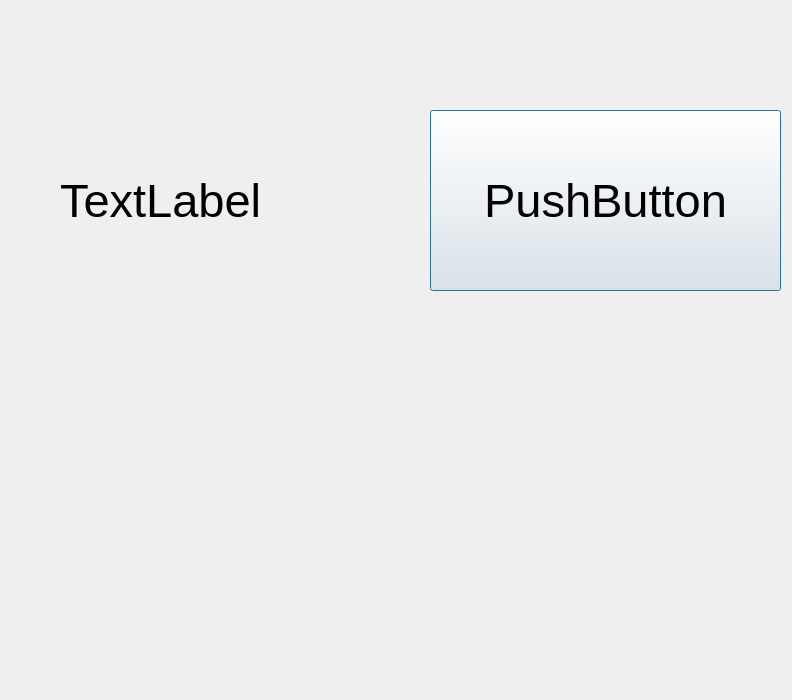
addinedu-ros-7th/iot-repo-3, file iot_project.ui: the form before one commit.
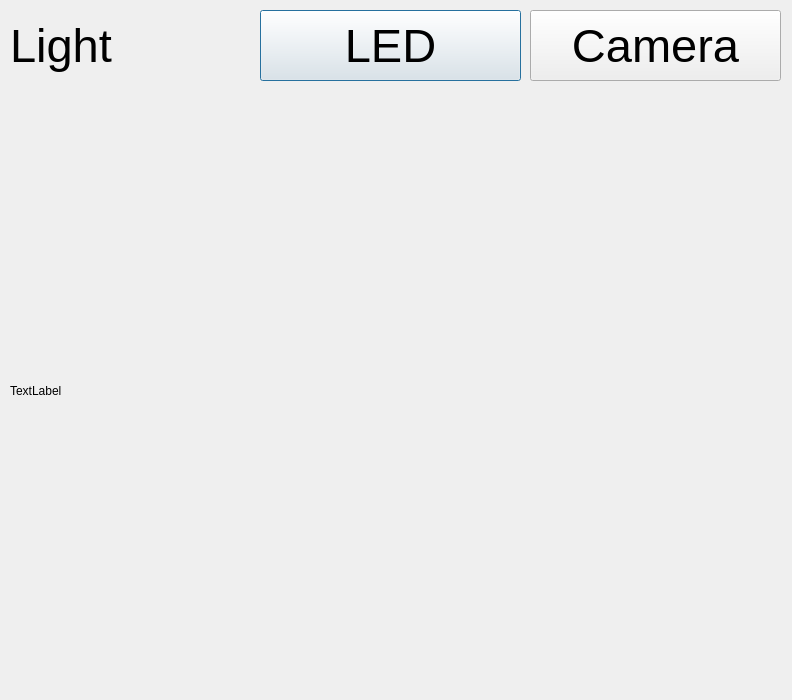
The form after the commit.

Diff of the .ui file:
```diff
--- a/iot_project.ui
+++ b/iot_project.ui
@@ -16,16 +16,47 @@
   <widget class="QLabel" name="label">
    <property name="geometry">
     <rect>
-     <x>60</x>
-     <y>60</y>
-     <width>351</width>
-     <height>281</height>
+     <x>10</x>
+     <y>10</y>
+     <width>221</width>
+     <height>71</height>
     </rect>
    </property>
    <property name="font">
     <font>
      <pointsize>35</pointsize>
     </font>
+   </property>
+   <property name="text">
+    <string>Light</string>
+   </property>
+  </widget>
+  <widget class="QPushButton" name="btnLed">
+   <property name="geometry">
+    <rect>
+     <x>260</x>
+     <y>10</y>
+     <width>261</width>
+     <height>71</height>
+    </rect>
+   </property>
+   <property name="font">
+    <font>
+     <pointsize>35</pointsize>
+    </font>
+   </property>
+   <property name="text">
+    <string>LED</string>
+   </property>
+  </widget>
+  <widget class="QLabel" name="printCamera">
+   <property name="geometry">
+    <rect>
+     <x>10</x>
+     <y>90</y>
+     <width>771</width>
+     <height>601</height>
+    </rect>
    </property>
    <property name="text">
     <string>TextLabel</string>
@@ -34,10 +65,10 @@
   <widget class="QPushButton" name="pushButton">
    <property name="geometry">
     <rect>
-     <x>430</x>
-     <y>110</y>
-     <width>351</width>
-     <height>181</height>
+     <x>530</x>
+     <y>10</y>
+     <width>251</width>
+     <height>71</height>
     </rect>
    </property>
    <property name="font">
@@ -46,7 +77,7 @@
     </font>
    </property>
    <property name="text">
-    <string>PushButton</string>
+    <string>Camera</string>
    </property>
   </widget>
  </widget>
```
Left out of the diff: 4 changed lines with no effect on the pictures.
